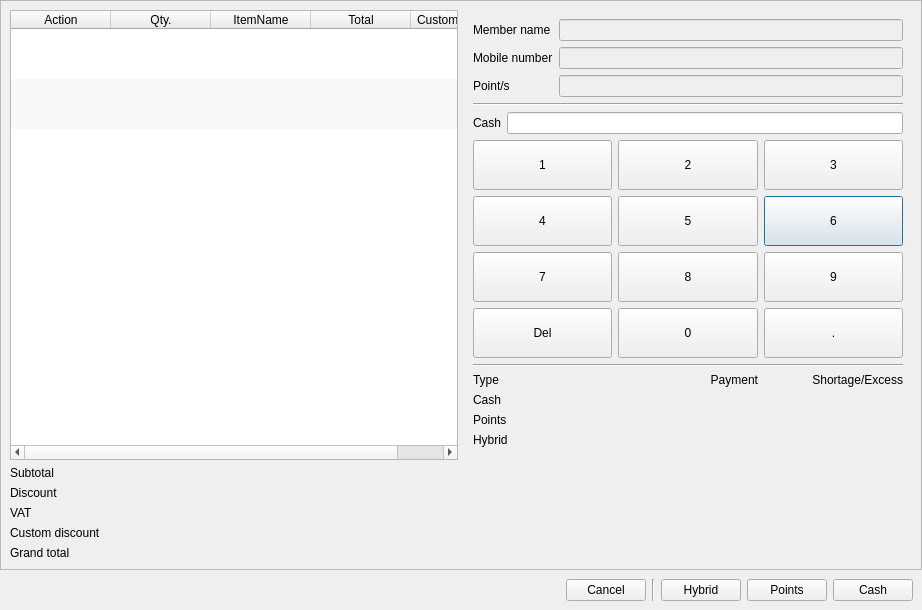
Before: the Qt Designer form app/views/templates/InOrder.ui in rondalefloyd/mts-pos, drawn with Qt 5.
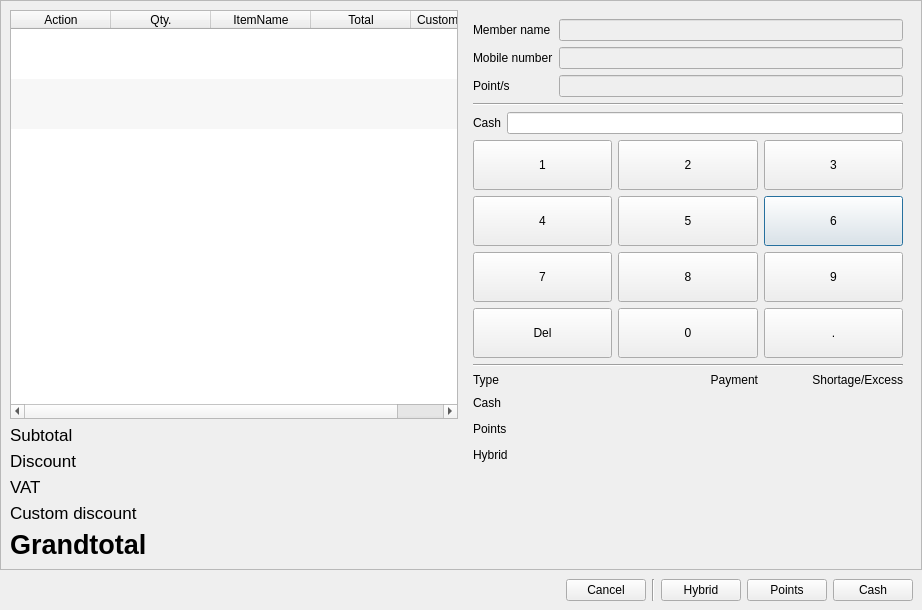
After: the same form once the commit is applied.

Patch:
```diff
--- a/app/views/templates/InOrder.ui
+++ b/app/views/templates/InOrder.ui
@@ -133,6 +133,11 @@
          <layout class="QFormLayout" name="formLayout">
           <item row="0" column="0">
            <widget class="QLabel" name="label">
+            <property name="font">
+             <font>
+              <pointsize>13</pointsize>
+             </font>
+            </property>
             <property name="text">
              <string>Subtotal</string>
             </property>
@@ -142,7 +147,7 @@
            <widget class="QLabel" name="labelSubtotal">
             <property name="font">
              <font>
-              <pointsize>8</pointsize>
+              <pointsize>13</pointsize>
               <weight>75</weight>
               <bold>true</bold>
              </font>
@@ -157,6 +162,11 @@
           </item>
           <item row="1" column="0">
            <widget class="QLabel" name="label_2">
+            <property name="font">
+             <font>
+              <pointsize>13</pointsize>
+             </font>
+            </property>
             <property name="text">
              <string>Discount</string>
             </property>
@@ -166,7 +176,7 @@
            <widget class="QLabel" name="labelDiscount">
             <property name="font">
              <font>
-              <pointsize>8</pointsize>
+              <pointsize>13</pointsize>
               <weight>75</weight>
               <bold>true</bold>
              </font>
@@ -181,6 +191,11 @@
           </item>
           <item row="2" column="0">
            <widget class="QLabel" name="label_3">
+            <property name="font">
+             <font>
+              <pointsize>13</pointsize>
+             </font>
+            </property>
             <property name="text">
              <string>VAT</string>
             </property>
@@ -190,7 +205,7 @@
            <widget class="QLabel" name="labelTax">
             <property name="font">
              <font>
-              <pointsize>8</pointsize>
+              <pointsize>13</pointsize>
               <weight>75</weight>
               <bold>true</bold>
              </font>
@@ -205,6 +220,11 @@
           </item>
           <item row="3" column="0">
            <widget class="QLabel" name="label_5">
+            <property name="font">
+             <font>
+              <pointsize>13</pointsize>
+             </font>
+            </property>
             <property name="text">
              <string>Custom discount</string>
             </property>
@@ -214,7 +234,7 @@
            <widget class="QLabel" name="labelCustomDiscount">
             <property name="font">
              <font>
-              <pointsize>8</pointsize>
+              <pointsize>13</pointsize>
               <weight>75</weight>
               <bold>true</bold>
              </font>
@@ -229,8 +249,15 @@
           </item>
           <item row="4" column="0">
            <widget class="QLabel" name="label_4">
+            <property name="font">
+             <font>
+              <pointsize>20</pointsize>
+              <weight>75</weight>
+              <bold>true</bold>
+             </font>
+            </property>
             <property name="text">
-             <string>Grand total</string>
+             <string>Grandtotal</string>
             </property>
            </widget>
           </item>
@@ -238,13 +265,13 @@
            <widget class="QLabel" name="labelGrandTotal">
             <property name="font">
              <font>
-              <pointsize>8</pointsize>
+              <pointsize>20</pointsize>
               <weight>75</weight>
               <bold>true</bold>
              </font>
             </property>
             <property name="text">
-             <string>&lt;GrandTotal&gt;</string>
+             <string>&lt;Grandtotal&gt;</string>
             </property>
             <property name="alignment">
              <set>Qt::AlignRight|Qt::AlignTrailing|Qt::AlignVCenter</set>
@@ -606,6 +633,7 @@
               <widget class="QLabel" name="labelPointsShortageExcess">
                <property name="font">
                 <font>
+                 <pointsize>13</pointsize>
                  <weight>75</weight>
                  <bold>true</bold>
                 </font>
@@ -620,6 +648,11 @@
              </item>
              <item row="2" column="1">
               <widget class="QLabel" name="labelPointsPayment">
+               <property name="font">
+                <font>
+                 <pointsize>13</pointsize>
+                </font>
+               </property>
                <property name="text">
                 <string>&lt;PointsPayment&gt;</string>
                </property>
@@ -630,6 +663,11 @@
              </item>
              <item row="3" column="1">
               <widget class="QLabel" name="labelHybridPayment">
+               <property name="font">
+                <font>
+                 <pointsize>13</pointsize>
+                </font>
+               </property>
                <property name="text">
                 <string>&lt;HybridPayment&gt;</string>
                </property>
@@ -650,6 +688,11 @@
              </item>
              <item row="1" column="1">
               <widget class="QLabel" name="labelCashPayment">
+               <property name="font">
+                <font>
+                 <pointsize>13</pointsize>
+                </font>
+               </property>
                <property name="text">
                 <string>&lt;CashPayment&gt;</string>
                </property>
@@ -672,6 +715,7 @@
               <widget class="QLabel" name="labelHybridShortageExcess">
                <property name="font">
                 <font>
+                 <pointsize>13</pointsize>
                  <weight>75</weight>
                  <bold>true</bold>
                 </font>
@@ -695,6 +739,7 @@
               <widget class="QLabel" name="labelCashShortageExcess">
                <property name="font">
                 <font>
+                 <pointsize>13</pointsize>
                  <weight>75</weight>
                  <bold>true</bold>
                 </font>
```
